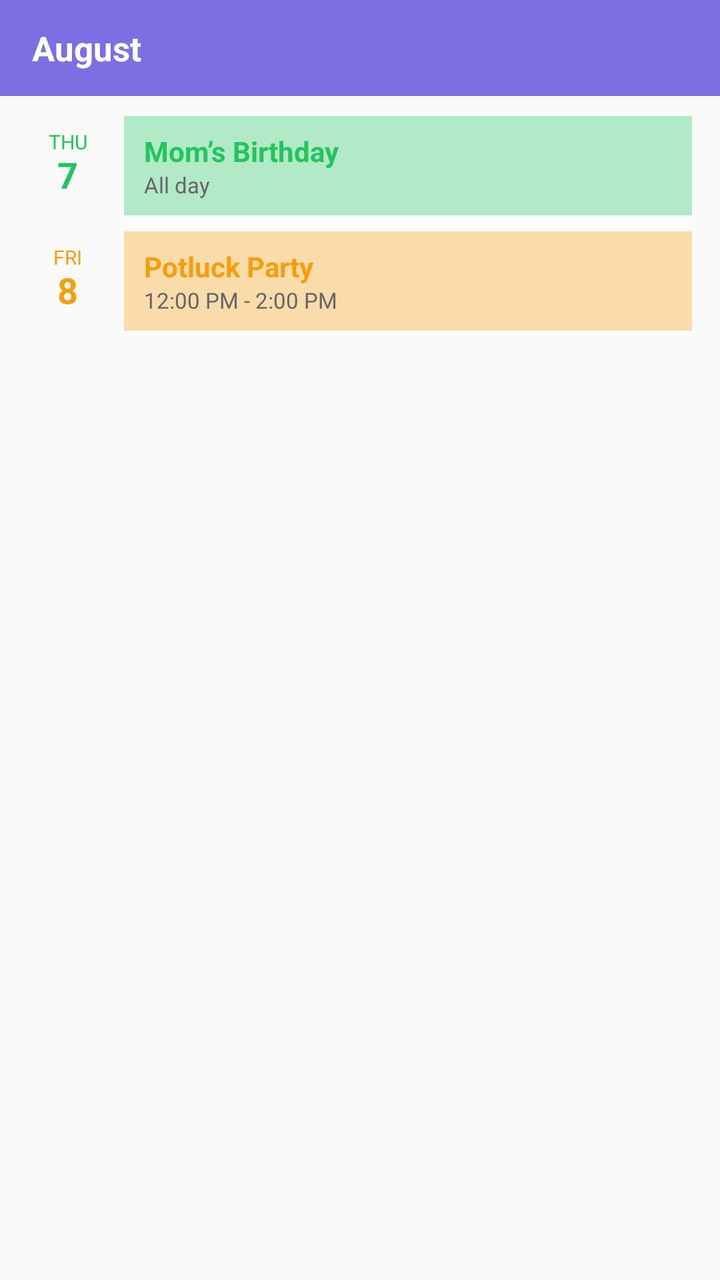
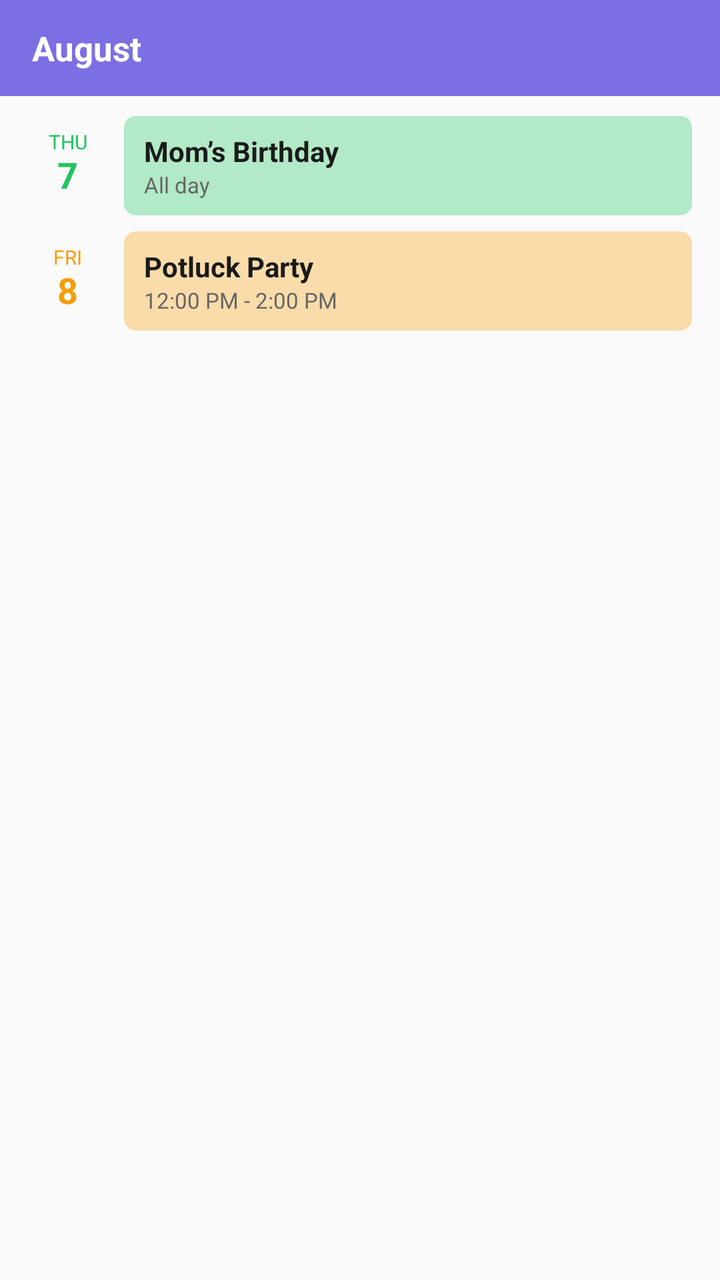

The first picture is an Android layout as it rendered before a commit; the second is the same layout after the commit. The layout source and the unified diff follow.
<!-- AndroidManifest.xml: application theme AppTheme -->
<!-- res/layout/agenda_widget_preview.xml -->
<?xml version="1.0" encoding="utf-8"?>
<LinearLayout xmlns:android="http://schemas.android.com/apk/res/android"
    android:layout_width="match_parent"
    android:layout_height="match_parent"
    android:orientation="vertical"
    android:background="#FAFAFA">

    
    <TextView
        android:layout_width="match_parent"
        android:layout_height="48dp"
        android:gravity="center_vertical"
        android:paddingStart="16dp"
        android:paddingEnd="16dp"
        android:text="August"
        android:textColor="#FFFFFF"
        android:textSize="17sp"
        android:textStyle="bold"
        android:background="#7C6FE3"
        android:singleLine="true"
        android:ellipsize="end" />

    
    <LinearLayout
        android:layout_width="match_parent"
        android:layout_height="wrap_content"
        android:orientation="horizontal"
        android:paddingStart="14dp"
        android:paddingEnd="14dp"
        android:paddingTop="10dp"
        android:paddingBottom="4dp"
        android:gravity="top">

        <LinearLayout
            android:layout_width="40dp"
            android:layout_height="wrap_content"
            android:orientation="vertical"
            android:gravity="center_horizontal"
            android:paddingTop="6dp">

            <TextView
                android:layout_width="wrap_content"
                android:layout_height="wrap_content"
                android:text="THU"
                android:textColor="#22C55E"
                android:textSize="10sp" />

            <TextView
                android:layout_width="wrap_content"
                android:layout_height="wrap_content"
                android:text="7"
                android:textColor="#22C55E"
                android:textSize="18sp"
                android:textStyle="bold"
                android:includeFontPadding="false" />
        </LinearLayout>

        <LinearLayout
            android:layout_width="0dp"
            android:layout_height="wrap_content"
            android:layout_weight="1"
            android:layout_marginStart="8dp"
            android:orientation="vertical"
            android:paddingStart="10dp"
            android:paddingEnd="10dp"
            android:paddingTop="8dp"
            android:paddingBottom="8dp"
            android:background="#5522C55E">

            <TextView
                android:layout_width="match_parent"
                android:layout_height="wrap_content"
                android:text="Mom’s Birthday"
                android:textColor="#22C55E"
                android:textSize="14sp"
                android:textStyle="bold"
                android:singleLine="true"
                android:ellipsize="end" />

            <TextView
                android:layout_width="match_parent"
                android:layout_height="wrap_content"
                android:text="All day"
                android:textColor="#666666"
                android:textSize="11sp"
                android:singleLine="true"
                android:ellipsize="end" />
        </LinearLayout>
    </LinearLayout>

    
    <LinearLayout
        android:layout_width="match_parent"
        android:layout_height="wrap_content"
        android:orientation="horizontal"
        android:paddingStart="14dp"
        android:paddingEnd="14dp"
        android:paddingTop="4dp"
        android:paddingBottom="10dp"
        android:gravity="top">

        <LinearLayout
            android:layout_width="40dp"
            android:layout_height="wrap_content"
            android:orientation="vertical"
            android:gravity="center_horizontal"
            android:paddingTop="6dp">

            <TextView
                android:layout_width="wrap_content"
                android:layout_height="wrap_content"
                android:text="FRI"
                android:textColor="#F59E0B"
                android:textSize="10sp" />

            <TextView
                android:layout_width="wrap_content"
                android:layout_height="wrap_content"
                android:text="8"
                android:textColor="#F59E0B"
                android:textSize="18sp"
                android:textStyle="bold"
                android:includeFontPadding="false" />
        </LinearLayout>

        <LinearLayout
            android:layout_width="0dp"
            android:layout_height="wrap_content"
            android:layout_weight="1"
            android:layout_marginStart="8dp"
            android:orientation="vertical"
            android:paddingStart="10dp"
            android:paddingEnd="10dp"
            android:paddingTop="8dp"
            android:paddingBottom="8dp"
            android:background="#55F59E0B">

            <TextView
                android:layout_width="match_parent"
                android:layout_height="wrap_content"
                android:text="Potluck Party"
                android:textColor="#F59E0B"
                android:textSize="14sp"
                android:textStyle="bold"
                android:singleLine="true"
                android:ellipsize="end" />

            <TextView
                android:layout_width="match_parent"
                android:layout_height="wrap_content"
                android:text="12:00 PM - 2:00 PM"
                android:textColor="#666666"
                android:textSize="11sp"
                android:singleLine="true"
                android:ellipsize="end" />
        </LinearLayout>
    </LinearLayout>
</LinearLayout>
<!-- resources referenced by this layout -->
<resources>
  <style name="AppTheme" parent="Theme.AppCompat.Light.DarkActionBar">
          
          <item name="colorPrimary">@color/colorPrimary</item>
          <item name="colorPrimaryDark">@color/colorPrimaryDark</item>
          <item name="colorAccent">@color/colorAccent</item>
      </style>
</resources>

<!-- the commit's change to res/layout/agenda_widget_preview.xml (unified diff, before → after) -->
@@ -65,13 +65,13 @@
             android:paddingEnd="10dp"
             android:paddingTop="8dp"
             android:paddingBottom="8dp"
-            android:background="#5522C55E">
+            android:background="@drawable/agenda_block_green">
 
             <TextView
                 android:layout_width="match_parent"
                 android:layout_height="wrap_content"
                 android:text="Mom’s Birthday"
-                android:textColor="#22C55E"
+                android:textColor="#1A1A1A"
                 android:textSize="14sp"
                 android:textStyle="bold"
                 android:singleLine="true"
@@ -133,13 +133,13 @@
             android:paddingEnd="10dp"
             android:paddingTop="8dp"
             android:paddingBottom="8dp"
-            android:background="#55F59E0B">
+            android:background="@drawable/agenda_block_amber">
 
             <TextView
                 android:layout_width="match_parent"
                 android:layout_height="wrap_content"
                 android:text="Potluck Party"
-                android:textColor="#F59E0B"
+                android:textColor="#1A1A1A"
                 android:textSize="14sp"
                 android:textStyle="bold"
                 android:singleLine="true"
<!-- resource entries referenced after the edit -->
@@ -1,5 +1,19 @@
 <!-- resources referenced by this layout -->
 <resources>
+  <!-- drawable agenda_block_amber (drawable) -->
+  <?xml version="1.0" encoding="utf-8"?>
+  <shape xmlns:android="http://schemas.android.com/apk/res/android"
+      android:shape="rectangle">
+      <corners android:radius="6dp" />
+      <solid android:color="#55F59E0B" />
+  </shape>
+  <!-- drawable agenda_block_green (drawable) -->
+  <?xml version="1.0" encoding="utf-8"?>
+  <shape xmlns:android="http://schemas.android.com/apk/res/android"
+      android:shape="rectangle">
+      <corners android:radius="6dp" />
+      <solid android:color="#5522C55E" />
+  </shape>
   <style name="AppTheme" parent="Theme.AppCompat.Light.DarkActionBar">
           
           <item name="colorPrimary">@color/colorPrimary</item>
